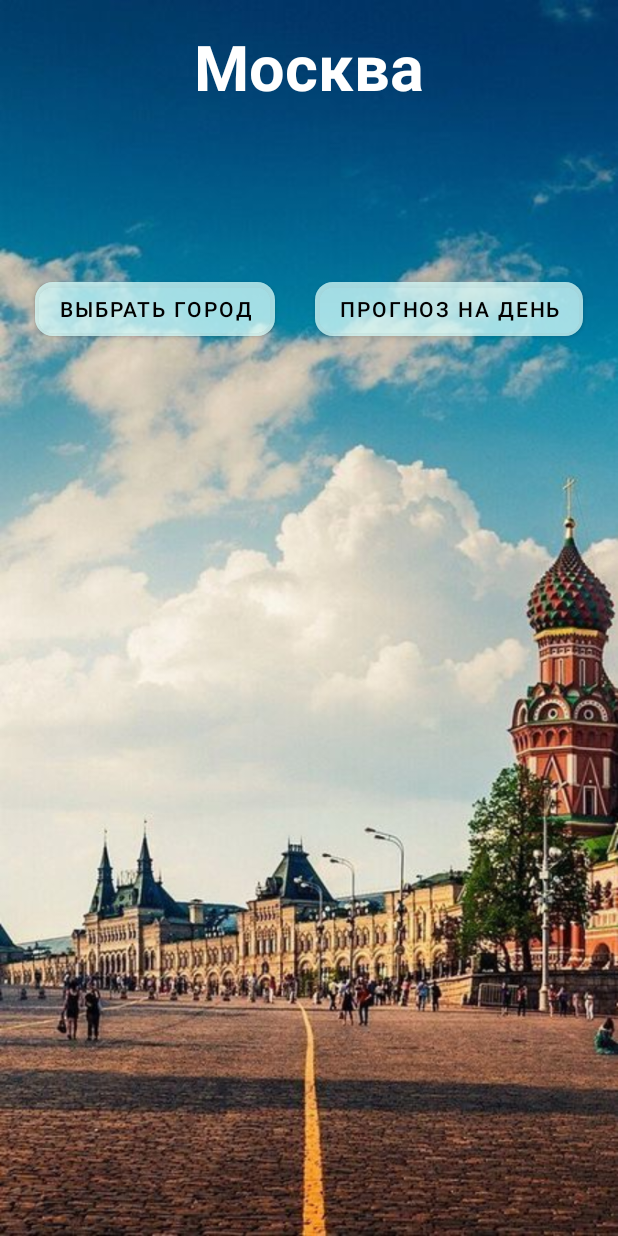
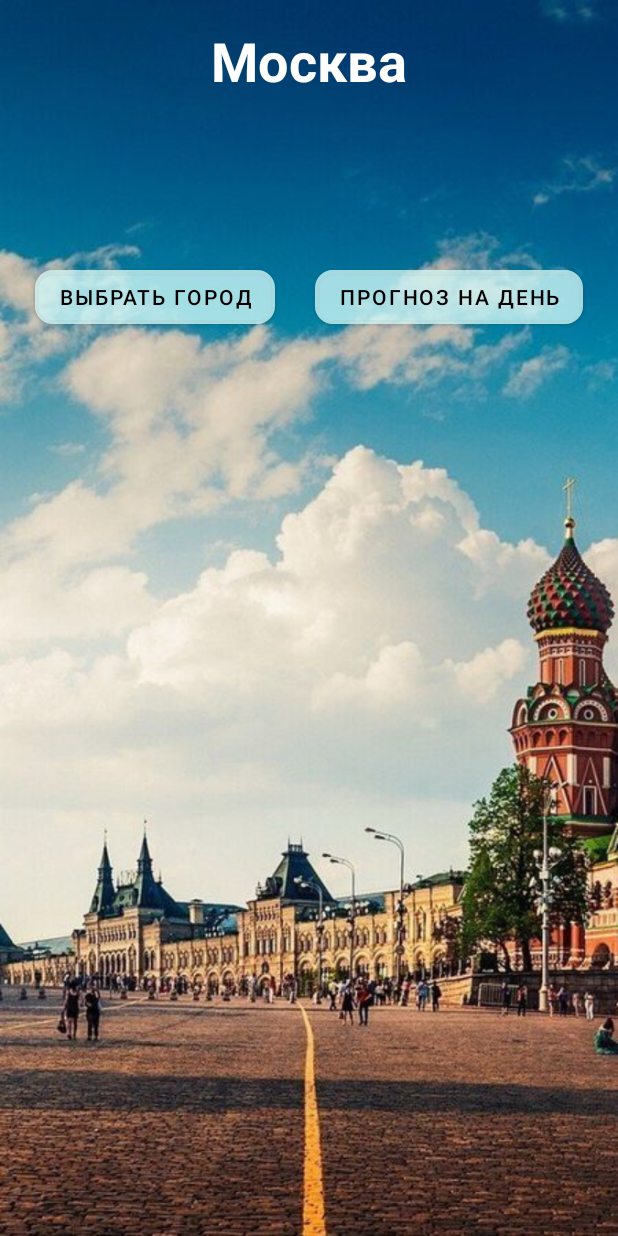
Before and after one commit to Borodinskiy88/Weather, an Android app: the screen it shows after launch (MainActivity), on a phone screen of 412 x 824 dp. Run offline under Robolectric (Android 15) with nearby library versions, the phone set to English and light mode, and no system bars; our stand-ins replace Dagger/Hilt's generated code; pictures from the network do not load.

Commit message:
final_1_1

```diff
--- a/app/src/main/res/layout/card_weather.xml
+++ b/app/src/main/res/layout/card_weather.xml
@@ -52,6 +52,7 @@
             tools:text="Солнечно"
             android:layout_marginEnd="@dimen/attachment_size_200"
             android:textSize="@dimen/text_size_22"
+            android:textColor="@color/gray"
             android:textStyle="italic|bold"
             app:layout_constraintEnd_toEndOf="parent"
             app:layout_constraintTop_toTopOf="@id/condition_icon"
@@ -65,6 +66,7 @@
             android:layout_marginTop="@dimen/padding_12"
             android:drawablePadding="@dimen/padding_start_4"
             tools:text="+23 C"
+            android:textColor="@color/gray"
             android:textSize="@dimen/text_size_22"
             android:textStyle="italic|bold"
             app:drawableStartCompat="@drawable/ic_thermometer_24"
@@ -81,6 +83,7 @@
             android:layout_marginTop="@dimen/padding_12"
             android:drawablePadding="@dimen/padding_start_4"
             tools:text="34 м/с"
+            android:textColor="@color/gray"
             android:textSize="@dimen/text_size_22"
             android:textStyle="italic|bold"
             app:drawableStartCompat="@drawable/ic_wind_black_24"
@@ -96,6 +99,7 @@
             android:layout_marginStart="@dimen/padding_start_8"
             android:drawablePadding="@dimen/padding_start_4"
             tools:text="56%"
+            android:textColor="@color/gray"
             android:textSize="@dimen/text_size_22"
             android:textStyle="italic|bold"
             app:drawableStartCompat="@drawable/ic_drop_24"
--- a/app/src/main/res/layout/fragment_weather.xml
+++ b/app/src/main/res/layout/fragment_weather.xml
@@ -12,7 +12,7 @@
         android:layout_height="wrap_content"
         android:layout_marginTop="@dimen/common_spacing_16"
         android:textColor="@color/white"
-        android:textSize="@dimen/text_size_42"
+        android:textSize="@dimen/text_size_36"
         android:textStyle="bold"
         tools:text="Санкт-Петербург"
         app:layout_constraintEnd_toEndOf="parent"
--- a/app/src/main/res/values/dimens.xml
+++ b/app/src/main/res/values/dimens.xml
@@ -17,6 +17,7 @@
     <dimen name="text_size_22">22sp</dimen>
     <dimen name="text_size_24">24sp</dimen>
     <dimen name="text_size_32">32sp</dimen>
+    <dimen name="text_size_36">36sp</dimen>
     <dimen name="text_size_42">42sp</dimen>
     <dimen name="text_size_70">70sp</dimen>
 </resources>
```
